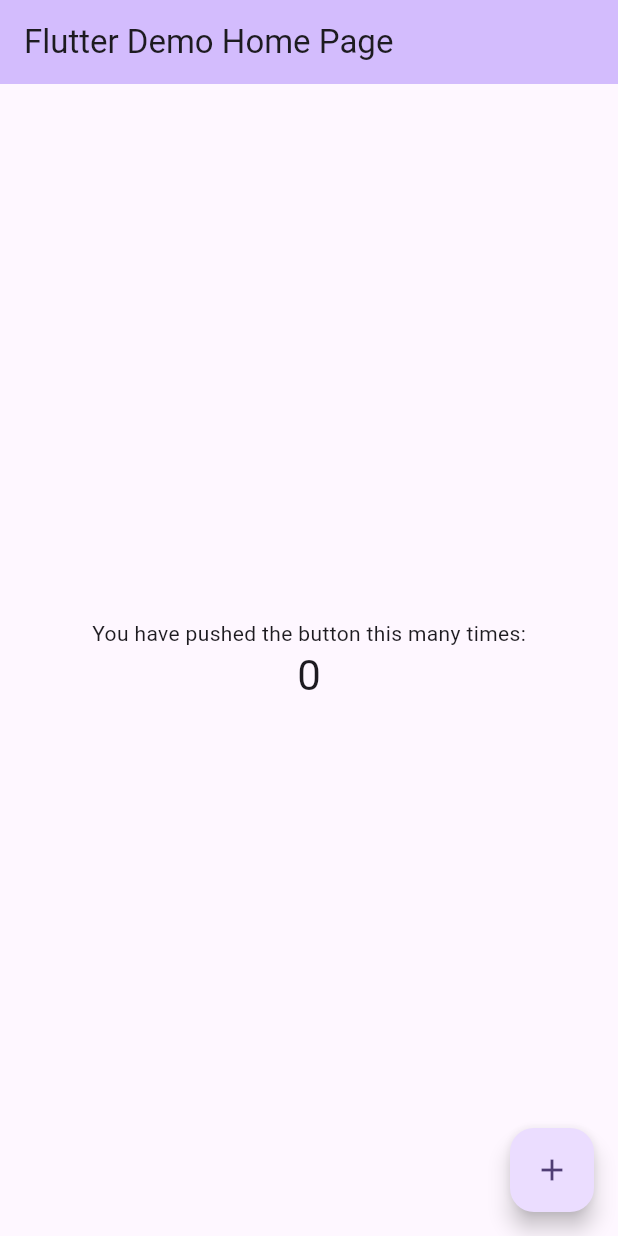
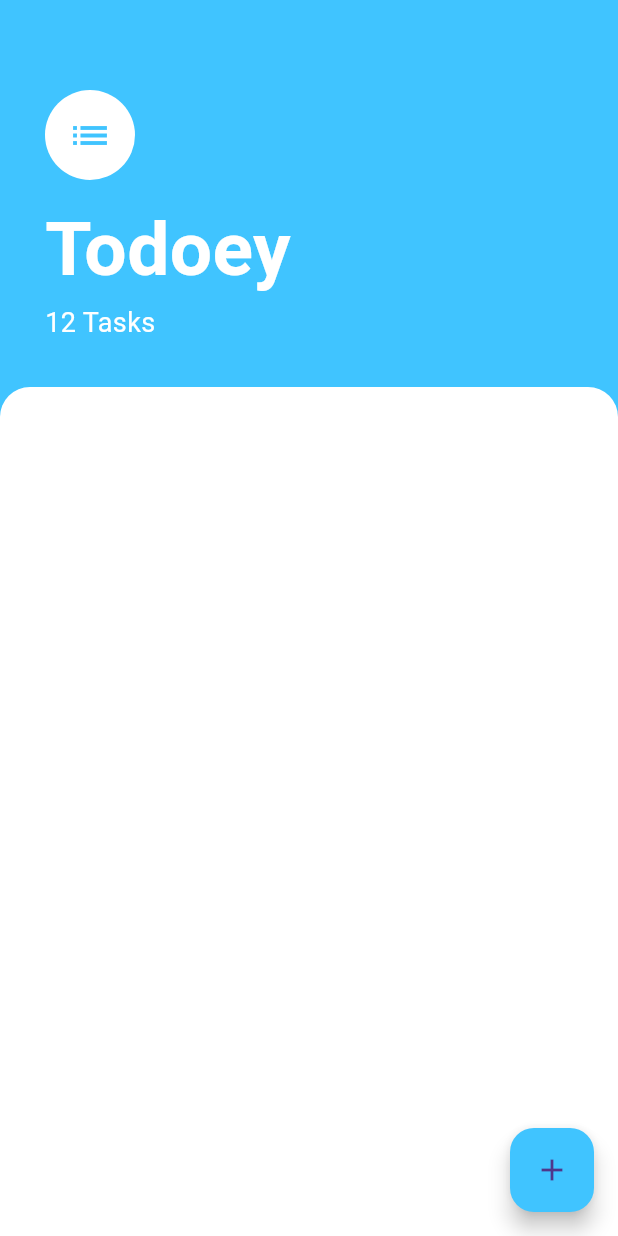
Before and after one commit to NawfAbdullah/todoey, a Flutter app: the screen it shows after launch, on a phone screen of 412 x 824 dp. Run offline on Flutter 3.47's test engine with Material 3 defaults, Android fonts, the phone set to English and light mode, and no system bars.

Commit message:
task screen ui

```diff
--- a/lib/main.dart
+++ b/lib/main.dart
@@ -1,4 +1,5 @@
 import 'package:flutter/material.dart';
+import 'package:todoey/screens/TaskScreen.dart';
 
 void main() {
   runApp(const MyApp());
@@ -7,119 +8,10 @@ void main() {
 class MyApp extends StatelessWidget {
   const MyApp({super.key});
 
-  // This widget is the root of your application.
   @override
   Widget build(BuildContext context) {
     return MaterialApp(
-      title: 'Flutter Demo',
-      theme: ThemeData(
-        // This is the theme of your application.
-        //
-        // TRY THIS: Try running your application with "flutter run". You'll see
-        // the application has a blue toolbar. Then, without quitting the app,
-        // try changing the seedColor in the colorScheme below to Colors.green
-        // and then invoke "hot reload" (save your changes or press the "hot
-        // reload" button in a Flutter-supported IDE, or press "r" if you used
-        // the command line to start the app).
-        //
-        // Notice that the counter didn't reset back to zero; the application
-        // state is not lost during the reload. To reset the state, use hot
-        // restart instead.
-        //
-        // This works for code too, not just values: Most code changes can be
-        // tested with just a hot reload.
-        colorScheme: ColorScheme.fromSeed(seedColor: Colors.deepPurple),
-        useMaterial3: true,
-      ),
-      home: const MyHomePage(title: 'Flutter Demo Home Page'),
+      home: TasksScreen(),
     );
   }
 }
-
-class MyHomePage extends StatefulWidget {
-  const MyHomePage({super.key, required this.title});
-
-  // This widget is the home page of your application. It is stateful, meaning
-  // that it has a State object (defined below) that contains fields that affect
-  // how it looks.
-
-  // This class is the configuration for the state. It holds the values (in this
-  // case the title) provided by the parent (in this case the App widget) and
-  // used by the build method of the State. Fields in a Widget subclass are
-  // always marked "final".
-
-  final String title;
-
-  @override
-  State<MyHomePage> createState() => _MyHomePageState();
-}
-
-class _MyHomePageState extends State<MyHomePage> {
-  int _counter = 0;
-
-  void _incrementCounter() {
-    setState(() {
-      // This call to setState tells the Flutter framework that something has
-      // changed in this State, which causes it to rerun the build method below
-      // so that the display can reflect the updated values. If we changed
-      // _counter without calling setState(), then the build method would not be
-      // called again, and so nothing would appear to happen.
-      _counter++;
-    });
-  }
-
-  @override
-  Widget build(BuildContext context) {
-    // This method is rerun every time setState is called, for instance as done
-    // by the _incrementCounter method above.
-    //
-    // The Flutter framework has been optimized to make rerunning build methods
-    // fast, so that you can just rebuild anything that needs updating rather
-    // than having to individually change instances of widgets.
-    return Scaffold(
-      appBar: AppBar(
-        // TRY THIS: Try changing the color here to a specific color (to
-        // Colors.amber, perhaps?) and trigger a hot reload to see the AppBar
-        // change color while the other colors stay the same.
-        backgroundColor: Theme.of(context).colorScheme.inversePrimary,
-        // Here we take the value from the MyHomePage object that was created by
-        // the App.build method, and use it to set our appbar title.
-        title: Text(widget.title),
-      ),
-      body: Center(
-        // Center is a layout widget. It takes a single child and positions it
-        // in the middle of the parent.
-        child: Column(
-          // Column is also a layout widget. It takes a list of children and
-          // arranges them vertically. By default, it sizes itself to fit its
-          // children horizontally, and tries to be as tall as its parent.
-          //
-          // Column has various properties to control how it sizes itself and
-          // how it positions its children. Here we use mainAxisAlignment to
-          // center the children vertically; the main axis here is the vertical
-          // axis because Columns are vertical (the cross axis would be
-          // horizontal).
-          //
-          // TRY THIS: Invoke "debug painting" (choose the "Toggle Debug Paint"
-          // action in the IDE, or press "p" in the console), to see the
-          // wireframe for each widget.
-          mainAxisAlignment: MainAxisAlignment.center,
-          children: <Widget>[
-            const Text(
-              'You have pushed the button this many times:',
-            ),
-            Text(
-              '$_counter',
-              style: Theme.of(context).textTheme.headlineMedium,
-            ),
-          ],
-        ),
-      ),
-      floatingActionButton: FloatingActionButton(
-        onPressed: _incrementCounter,
-        tooltip: 'Increment',
-        child: const Icon(Icons.add),
-      ), // This trailing comma makes auto-formatting nicer for build methods.
-    );
-  }
-}
--- /dev/null
+++ b/lib/screens/TaskScreen.dart
@@ -0,0 +1,64 @@
+import 'package:flutter/material.dart';
+
+class TasksScreen extends StatelessWidget {
+  const TasksScreen({super.key});
+
+  @override
+  Widget build(BuildContext context) {
+    return Scaffold(
+      backgroundColor: Colors.lightBlueAccent,
+      floatingActionButton: FloatingActionButton(
+        onPressed: () {},
+        backgroundColor: Colors.lightBlueAccent,
+        child: const Icon(Icons.add),
+      ),
+      body: Column(
+        crossAxisAlignment: CrossAxisAlignment.start,
+        children: [
+          Container(
+            padding:
+                const EdgeInsets.only(top: 60, left: 30, right: 30, bottom: 30),
+            child: Column(
+              crossAxisAlignment: CrossAxisAlignment.start,
+              children: [
+                CircleAvatar(
+                  child: Icon(
+                    Icons.list,
+                    size: 30,
+                    color: Colors.lightBlueAccent,
+                  ),
+                  backgroundColor: Colors.white,
+                  radius: 30,
+                ),
+                SizedBox(
+                  height: 10,
+                ),
+                Text(
+                  'Todoey',
+                  style: TextStyle(
+                      color: Colors.white,
+                      fontSize: 50,
+                      fontWeight: FontWeight.w700),
+                ),
+                Text(
+                  '12 Tasks',
+                  style: TextStyle(color: Colors.white, fontSize: 18),
+                )
+              ],
+            ),
+          ),
+          Expanded(
+            child: Container(
+              height: 300,
+              decoration: BoxDecoration(
+                  color: Colors.white,
+                  borderRadius: BorderRadius.only(
+                      topLeft: Radius.circular(20),
+                      topRight: Radius.circular(20))),
+            ),
+          )
+        ],
+      ),
+    );
+  }
+}
```
